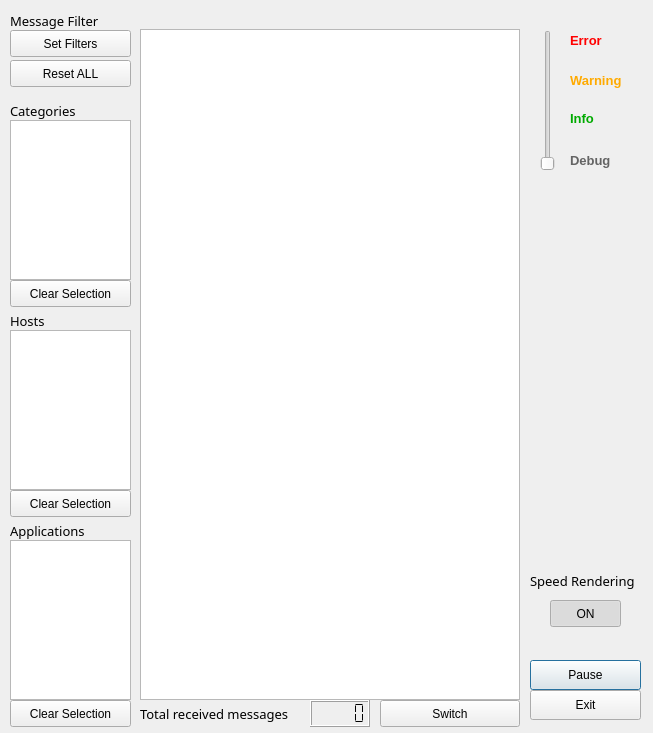
Qt form Extensions/bin/msgviewerdlgui.ui (drbenmorgan/fnal-messagefacility) before a commit.
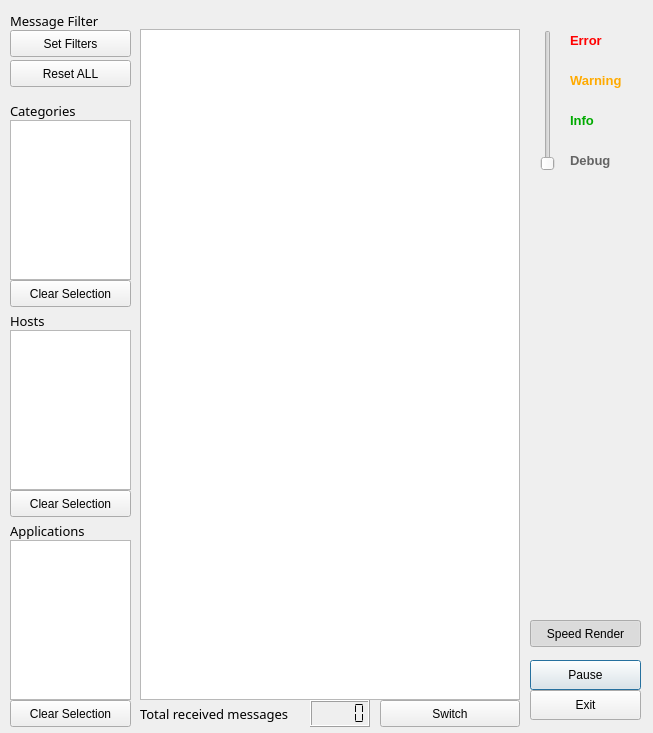
The same form after that commit.

Diff of the .ui file:
```diff
--- a/Extensions/bin/msgviewerdlgui.ui
+++ b/Extensions/bin/msgviewerdlgui.ui
@@ -329,7 +329,7 @@
      <x>570</x>
      <y>110</y>
      <width>31</width>
-     <height>16</height>
+     <height>21</height>
     </rect>
    </property>
    <property name="palette">
@@ -441,9 +441,9 @@
    <property name="geometry">
     <rect>
      <x>570</x>
-     <y>20</y>
+     <y>30</y>
      <width>41</width>
-     <height>41</height>
+     <height>21</height>
     </rect>
    </property>
    <property name="palette">
@@ -578,38 +578,17 @@
     <string>Warning</string>
    </property>
   </widget>
-  <widget class="QLabel" name="label_10">
+  <widget class="QPushButton" name="btnRMode">
    <property name="geometry">
     <rect>
      <x>530</x>
-     <y>570</y>
+     <y>620</y>
      <width>111</width>
-     <height>21</height>
-    </rect>
-   </property>
-   <property name="font">
-    <font>
-     <family>Sans Serif</family>
-     <pointsize>10</pointsize>
-     <weight>50</weight>
-     <bold>false</bold>
-    </font>
-   </property>
-   <property name="text">
-    <string>Speed Rendering</string>
-   </property>
-  </widget>
-  <widget class="QPushButton" name="btnRMode">
-   <property name="geometry">
-    <rect>
-     <x>550</x>
-     <y>600</y>
-     <width>71</width>
      <height>27</height>
     </rect>
    </property>
    <property name="text">
-    <string>ON</string>
+    <string>Speed Render</string>
    </property>
    <property name="checkable">
     <bool>true</bool>
```
